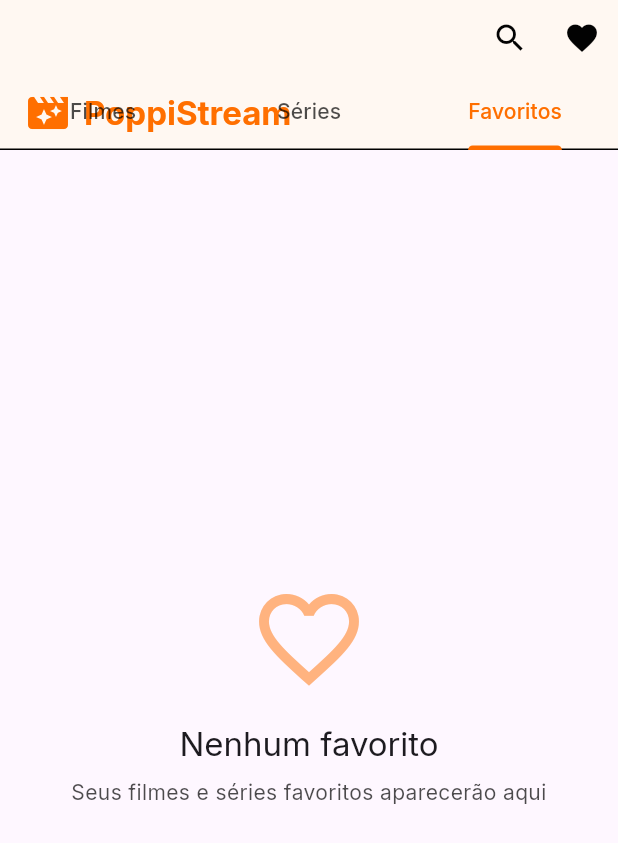
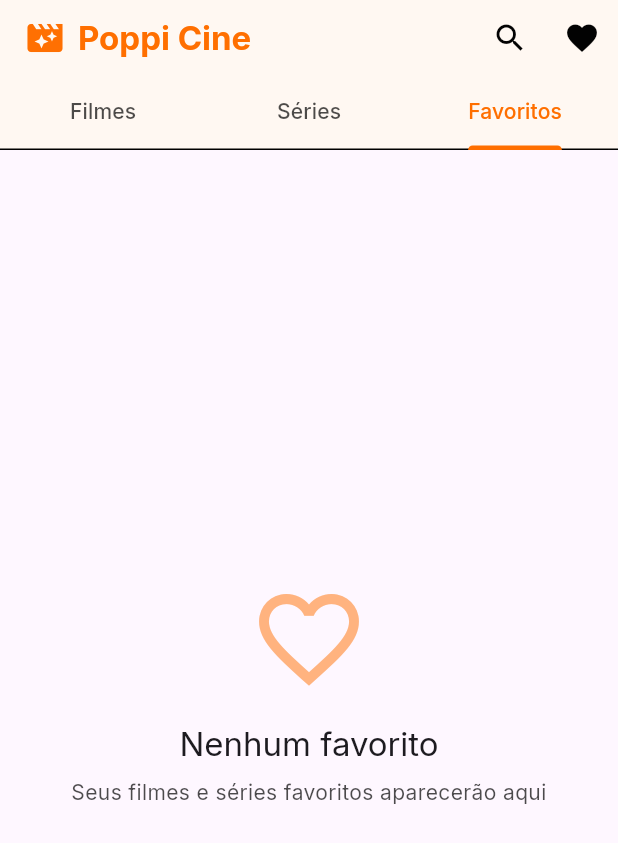
Before and after one commit to Daischi/Flutter_desafio, a Flutter app: the screen it shows after launch, tab 3 chosen, on a phone screen of 412 x 824 dp. Shown: the top 843 px of the screen. Run offline on Flutter 3.47's test engine with Material 3 defaults, Android fonts, the phone set to English and light mode, and no system bars; our stand-ins replace cached_network_image, carousel_slider, dio, google_fonts, shared_preferences, shimmer; statements that could not run were skipped.

Commit message:
consertando problema de titulo do homeScreen

```diff
--- /dev/null
+++ b/devtools_options.yaml
@@ -0,0 +1,3 @@
+description: This file stores settings for Dart & Flutter DevTools.
+documentation: https://docs.flutter.dev/tools/devtools/extensions#configure-extension-enablement-states
+extensions:
--- a/lib/screens/home_screen.dart
+++ b/lib/screens/home_screen.dart
@@ -145,11 +145,33 @@ class _HomeScreenState extends State<HomeScreen>
               floating: true,
               pinned: true,
               expandedHeight: _showTitle ? 0 : 100,
-              title: AnimatedOpacity(
-                opacity: _showTitle ? 1.0 : 0.0,
+              title: AnimatedSwitcher(
                 duration: const Duration(milliseconds: 250),
-                child: const Text('PoppiStream'),
+                child:
+                    _showTitle
+                        ? const Text('Poppi Cine')
+                        : Row(
+                          key: const ValueKey('logo'),
+                          children: [
+                            Icon(
+                              Icons.movie_filter,
+                              size: 28,
+                              color: Theme.of(context).colorScheme.primary,
+                            ),
+                            const SizedBox(width: 8),
+                            Text(
+                              'Poppi Cine',
+                              style: Theme.of(
+                                context,
+                              ).textTheme.titleLarge?.copyWith(
+                                fontWeight: FontWeight.bold,
+                                color: Theme.of(context).colorScheme.primary,
+                              ),
+                            ),
+                          ],
+                        ),
               ),
+
               backgroundColor: Theme.of(
                 context,
               ).colorScheme.surface.withOpacity(0.9),
@@ -179,33 +201,6 @@ class _HomeScreenState extends State<HomeScreen>
                   Tab(text: 'Favoritos'),
                 ],
               ),
-              flexibleSpace:
-                  !_showTitle
-                      ? FlexibleSpaceBar(
-                        background: Padding(
-                          padding: const EdgeInsets.fromLTRB(16, 50, 16, 0),
-                          child: Row(
-                            children: [
-                              Icon(
-                                Icons.movie_filter,
-                                size: 32,
-                                color: Theme.of(context).colorScheme.primary,
-                              ),
-                              const SizedBox(width: 8),
-                              Text(
-                                'PoppiStream',
-                                style: Theme.of(
-                                  context,
-                                ).textTheme.headlineSmall?.copyWith(
-                                  fontWeight: FontWeight.bold,
-                                  color: Theme.of(context).colorScheme.primary,
-                                ),
-                              ),
-                            ],
-                          ),
-                        ),
-                      )
-                      : null,
             ),
           ];
         },
```
